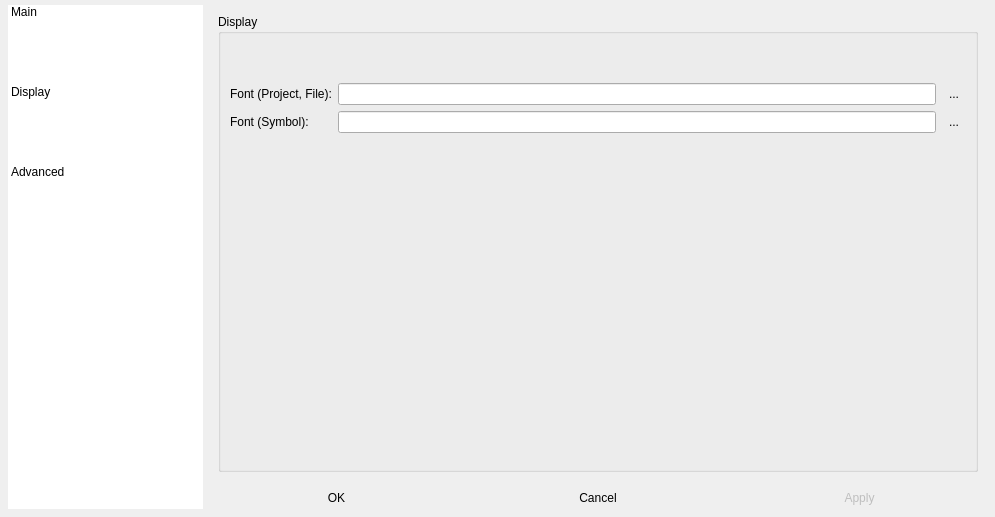
The window that Resources/Forms/configDialog.ui (ychclone/blink) describes before a commit, drawn with Qt 5.
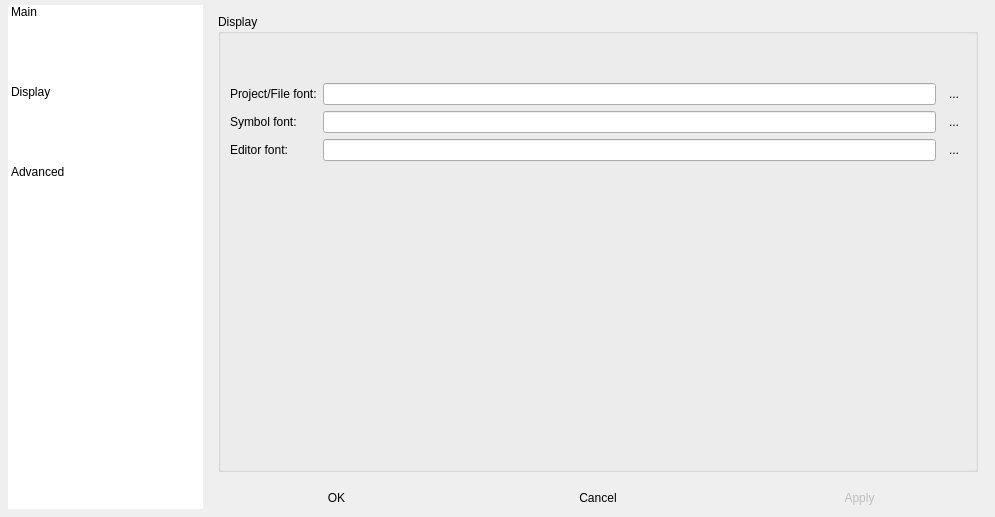
The same window after the commit. The open tabs and pages were chosen to show the change. Icons and pictures are not drawn.

```diff
--- a/Resources/Forms/configDialog.ui
+++ b/Resources/Forms/configDialog.ui
@@ -93,12 +93,22 @@
               <item row="0" column="0">
                <widget class="QLabel" name="label_8">
                 <property name="text">
-                 <string>Default Editor:</string>
+                 <string>External Editor:</string>
                 </property>
                </widget>
               </item>
              </layout>
             </item>
+            <item>
+             <widget class="QCheckBox" name="useExternalEditor_checkBox">
+              <property name="text">
+               <string>Use external editor when click filename</string>
+              </property>
+              <property name="checked">
+               <bool>true</bool>
+              </property>
+             </widget>
+            </item>
             <item>
              <spacer name="verticalSpacer">
               <property name="orientation">
@@ -143,20 +153,14 @@
             </item>
             <item>
              <layout class="QGridLayout" name="gridLayout">
-              <item row="1" column="1">
-               <widget class="QLineEdit" name="symbolFont_lineEdit"/>
-              </item>
-              <item row="0" column="1">
-               <widget class="QLineEdit" name="projectFont_lineEdit"/>
-              </item>
               <item row="1" column="0">
                <widget class="QLabel" name="label_7">
                 <property name="text">
-                 <string>Font (Symbol):</string>
+                 <string>Symbol font:</string>
                 </property>
                </widget>
               </item>
-              <item row="0" column="2">
+              <item row="0" column="3">
                <widget class="QToolButton" name="projectFont_toolBn">
                 <property name="text">
                  <string>...</string>
@@ -166,15 +170,41 @@
                 </property>
                </widget>
               </item>
+              <item row="1" column="3">
+               <widget class="QToolButton" name="symbolFont_toolBn">
+                <property name="text">
+                 <string>...</string>
+                </property>
+                <property name="autoRaise">
+                 <bool>true</bool>
+                </property>
+               </widget>
+              </item>
+              <item row="2" column="0">
+               <widget class="QLabel" name="label_2">
+                <property name="text">
+                 <string>Editor font:</string>
+                </property>
+               </widget>
+              </item>
               <item row="0" column="0">
                <widget class="QLabel" name="label_6">
                 <property name="text">
-                 <string>Font (Project, File):</string>
+                 <string>Project/File font:</string>
                 </property>
                </widget>
               </item>
+              <item row="0" column="2">
+               <widget class="QLineEdit" name="projectFont_lineEdit"/>
+              </item>
               <item row="1" column="2">
-               <widget class="QToolButton" name="symbolFont_toolBn">
+               <widget class="QLineEdit" name="symbolFont_lineEdit"/>
+              </item>
+              <item row="2" column="2">
+               <widget class="QLineEdit" name="editorFont_lineEdit"/>
+              </item>
+              <item row="2" column="3">
+               <widget class="QToolButton" name="editorFont_toolBn">
                 <property name="text">
                  <string>...</string>
                 </property>
```
